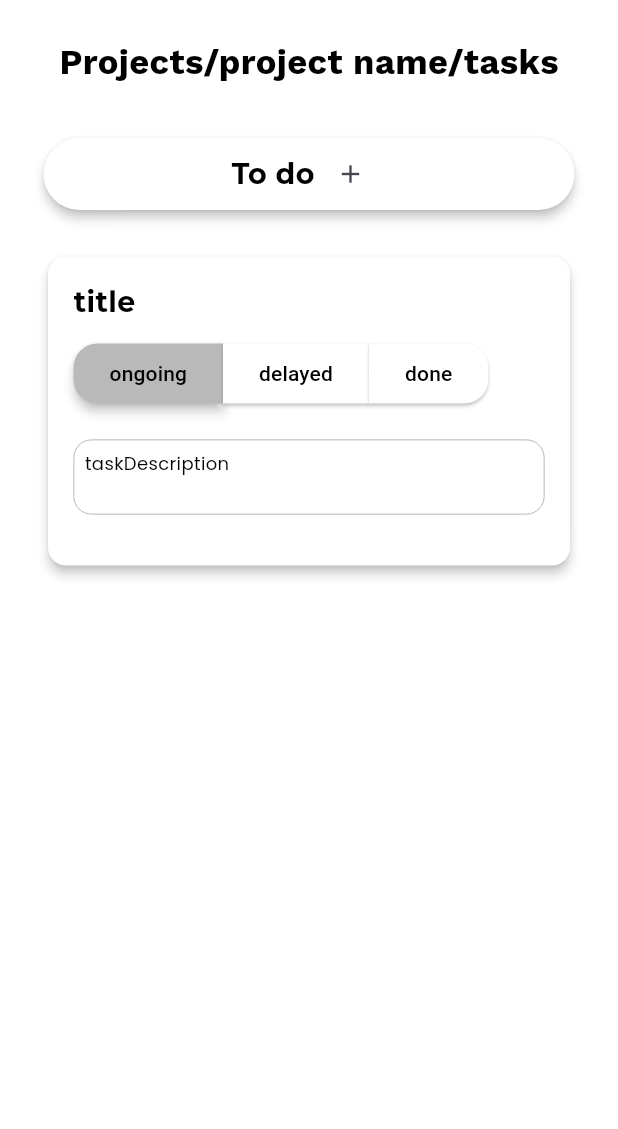
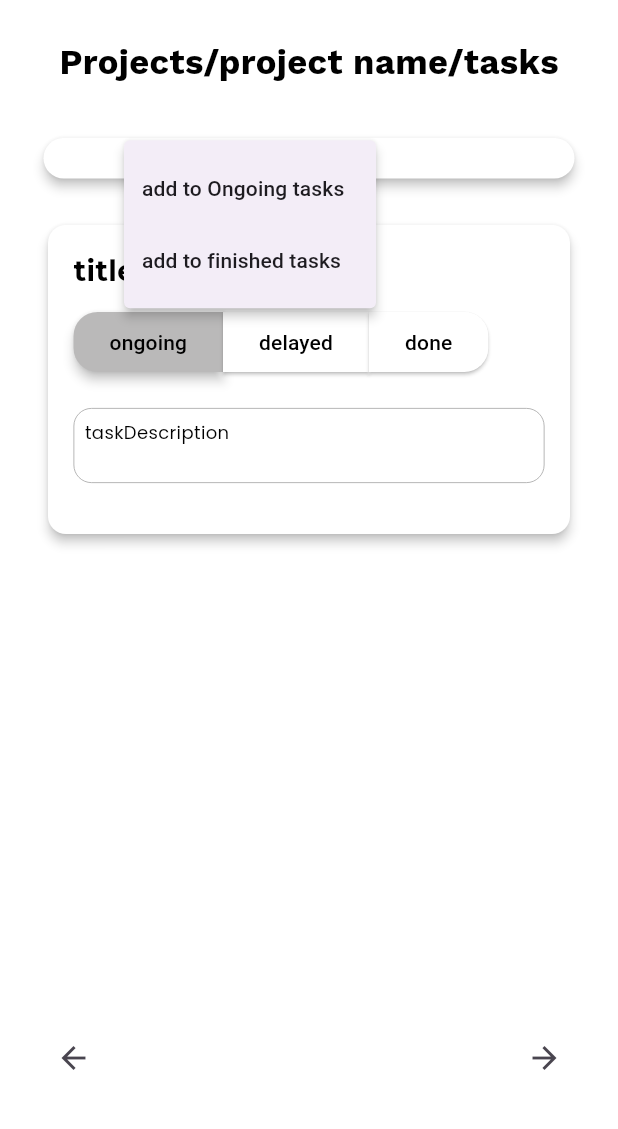
Before and after one commit to Sama3mad/GTWM, a Flutter app: the screen it shows after launch, after a tap on the "add" icon, on a phone screen of 412 x 824 dp, the part 105-1234 px from its top. Run offline on Flutter 3.47's test engine with Material 3 defaults, Android fonts, the phone set to English and light mode, and no system bars; our stand-ins replace google_fonts.

Commit message:
adding projectsBoard

```diff
--- a/lib/projectsBoard/projects_board.dart
+++ b/lib/projectsBoard/projects_board.dart
@@ -28,7 +28,23 @@ class ProjectsBoard extends StatelessWidget {
             SizedBox(
               height: 20,
             ),
-            TaskCard(task: Task(title: 'title', status: 'status', deadline: DateTime.now(), membersList: [], assignedProject: 'assignedProject', startDate: DateTime.now(), taskDescription: 'taskDescription')),
+            TaskCard(
+                task: Task(
+                    title: 'title',
+                    status: 'status',
+                    deadline: DateTime.now(),
+                    membersList: [],
+                    assignedProject: 'assignedProject',
+                    startDate: DateTime.now(),
+                    taskDescription: 'taskDescription')),
+            Spacer(),
+            Row(
+              children: [
+                IconButton(onPressed: () {}, icon: Icon(Icons.arrow_back)),
+                Spacer(),
+                IconButton(onPressed: () {}, icon: Icon(Icons.arrow_forward)),
+              ],
+            )
           ],
         ),
       ),
--- a/lib/projectsBoard/task_status.dart
+++ b/lib/projectsBoard/task_status.dart
@@ -19,10 +19,17 @@ class TaskStatus extends StatelessWidget {
             'To do',
             style: AppTextStyles.projectItem,
           ),
-          IconButton(
-            onPressed: () {},
-            icon: Icon(Icons.add),
-            iconSize: 20,
+          SizedBox(
+            width: 10,
+          ),
+          PopupMenuButton(
+            itemBuilder: (context) {
+              return [
+                PopupMenuItem(child: Text('add to Ongoing tasks')),
+                PopupMenuItem(child: Text('add to finished tasks')),
+              ];
+            },
+            child: Icon(Icons.add),
           ),
         ],
       ),
```
